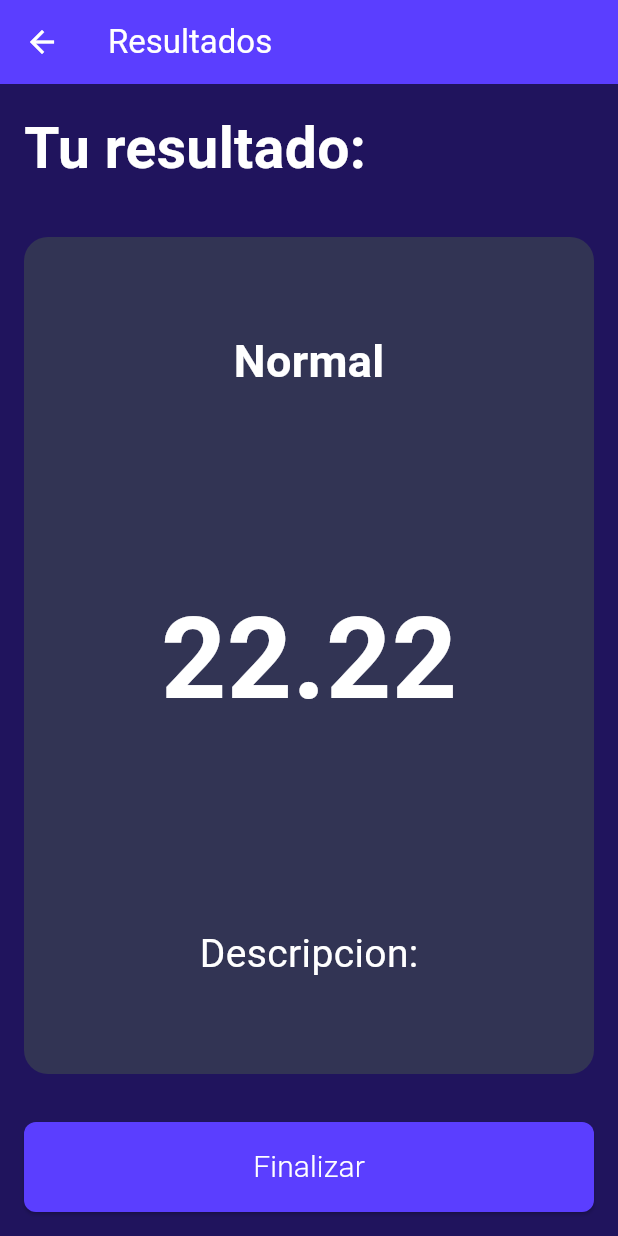
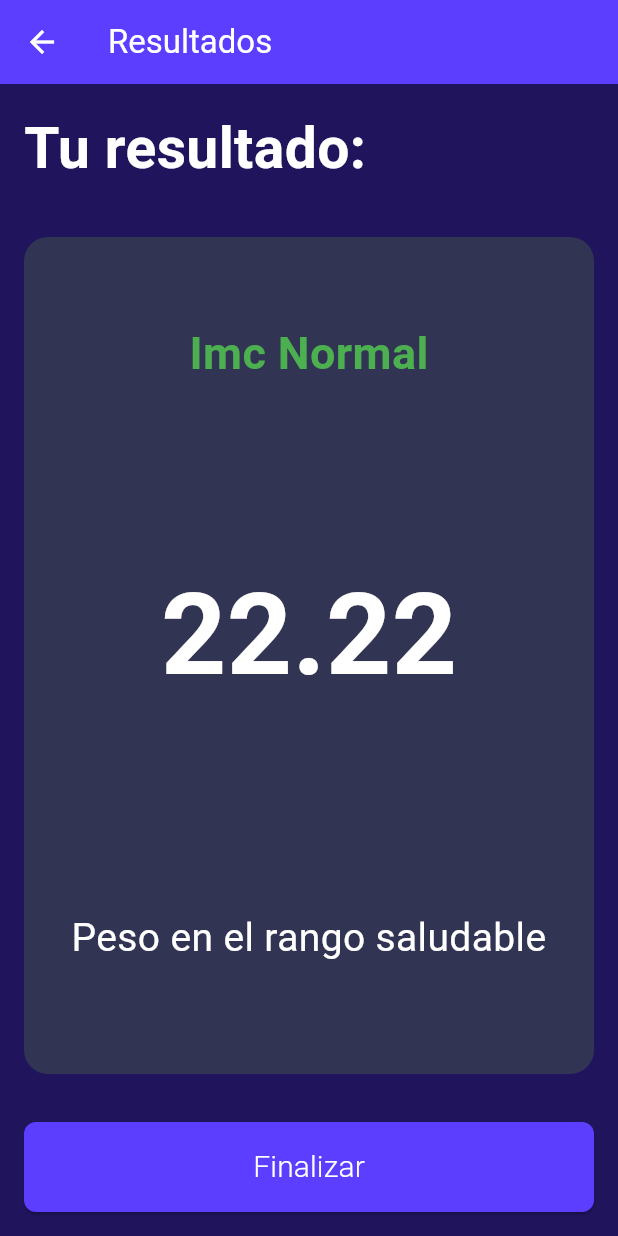
Before and after one commit to DanielGuzmanV/Proyecto-Flutter-IMCApp, a Flutter app: the screen it shows after launch, after a tap on "Calcular", on a phone screen of 412 x 824 dp. Run offline on Flutter 3.47's test engine with Material 3 defaults, Android fonts, the phone set to English and light mode, and no system bars.

Commit message:
metodos para el titulo y descripcion, mas fn para el boton

```diff
--- a/lib/presentation/screens/imc_result.dart
+++ b/lib/presentation/screens/imc_result.dart
@@ -20,7 +20,7 @@ class ImcResultScreen extends StatelessWidget {
       backgroundColor: ThemeColor.background,
 
       appBar: appResult(),
-      body: bodyResult(),
+      body: bodyResult(context),
     );
   }
   //  ============================================
@@ -36,7 +36,7 @@ class ImcResultScreen extends StatelessWidget {
   //  ============================================
 
   // Funcion para el body:
-  Padding bodyResult() {
+  Padding bodyResult(BuildContext context) {
 
     // Calculos:
     double fixedAltura = valueAltura / 100;
@@ -70,12 +70,12 @@ class ImcResultScreen extends StatelessWidget {
                   children: [
 
                     // Titulo:
-                    const Text(
-                      'Normal',
+                    Text(
+                      getTitleByImc(imcResultado),
                       style: TextStyle(
                         fontSize: 30,
                         fontWeight: FontWeight.w600,
-                        color: Colors.white
+                        color: getColorByImc(imcResultado)
                       ),
                     ),
 
@@ -90,12 +90,17 @@ class ImcResultScreen extends StatelessWidget {
                     ),
 
                     // Descripcion:
-                    const Text(
-                      'Descripcion:',
-                      style: TextStyle(
-                        fontSize: 26,
-                        fontWeight: FontWeight.w400,
-                        color: Colors.white
+                    Padding(
+                      padding: const EdgeInsets.all(16),
+                      child: Text(
+                        getByDescription(imcResultado),
+                        style: const TextStyle(
+                          fontSize: 26,
+                          fontWeight: FontWeight.w400,
+                          color: Colors.white,
+                        ),
+
+                        textAlign: TextAlign.center,
                       ),
                     ),
 
@@ -111,7 +116,9 @@ class ImcResultScreen extends StatelessWidget {
             height: 60,
             width: double.infinity,
             child: ElevatedButton(
-              onPressed: (){},
+              onPressed: (){
+                Navigator.pop(context);
+              },
               style: ButtonStyle(
                 shape: WidgetStateProperty.all(
                   RoundedRectangleBorder(borderRadius: BorderRadius.circular(8)),
@@ -128,6 +135,36 @@ class ImcResultScreen extends StatelessWidget {
       ),
     );
   }
+
+  // Metodo para el color del titulo:
+  Color getColorByImc(double imcResultado) {
+    return switch (imcResultado) {
+      < 18.5 => Colors.blue,
+      < 24.9 => Colors.green,
+      < 29.99 => Colors.orange,
+      _ => Colors.red,
+    };
+  }
   // ====================================================
 
+  // Metodo para cambiar el titulo:
+  String getTitleByImc(double imcResultado) {
+    return switch (imcResultado) {
+      < 18.5 => 'Imc Bajo',
+      < 24.9 => 'Imc Normal',
+      < 29.99 => 'Sobrepeso',
+      _ => 'Obesidad',
+    };
+  }
+
+  // Metodo para cambiar la descripcion:
+  String getByDescription(double imcResultado) {
+    return switch (imcResultado) {
+      < 18.5 => 'Peso por debajo de lo normal',
+      < 24.9 => 'Peso en el rango saludable',
+      < 29.99 => 'Sobrepeso, cuida tu alimentacion',
+      _ => 'Obesidad, consulta con un especialista',
+    };
+  }
+
 }
```
